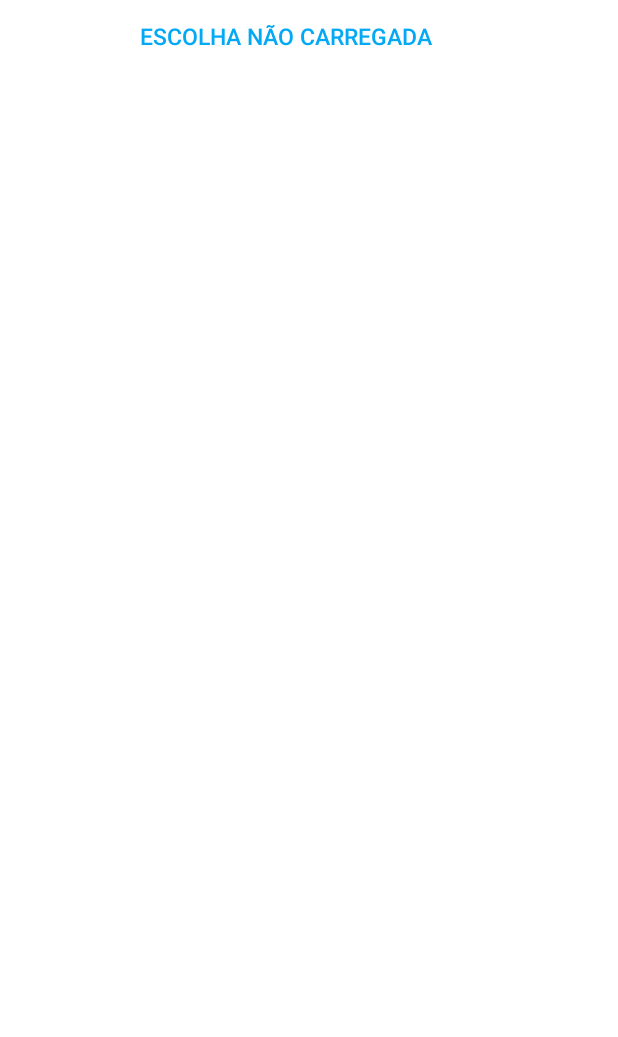
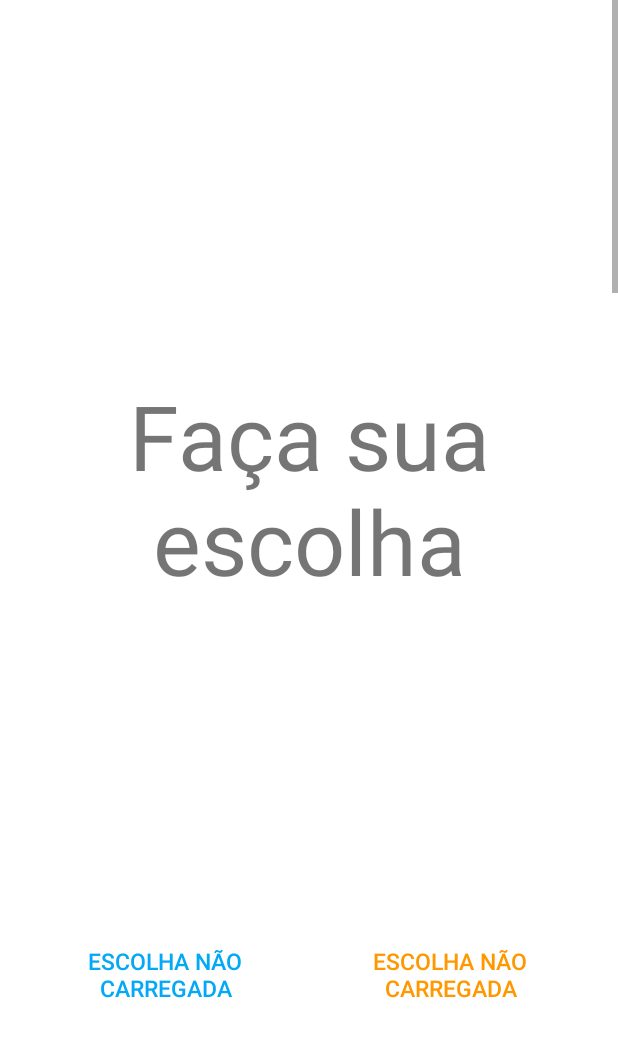
Before and after one commit to Lucas-Coloda/MGQ, an Android app: the layout activity_leitura.xml on its own in the app's theme, with its tools: preview values and no code run, on a phone screen of 412 x 824 dp. Shown: the top 1037 px of the screen. Run offline under Robolectric (Android 15) with nearby library versions, the phone set to English and light mode, and no system bars.

Commit message:
Adição de leitura dinâmica

```diff
--- a/app/src/main/res/layout/activity_leitura.xml
+++ b/app/src/main/res/layout/activity_leitura.xml
@@ -8,30 +8,49 @@
     tools:context=".LeituraActivity">
 
     <ScrollView
+        android:id="@+id/scroll"
         android:layout_width="match_parent"
-        android:layout_height="match_parent">
+        android:layout_height="620dp">
 
         <LinearLayout
             android:layout_width="match_parent"
-            android:layout_height="wrap_content"
+            android:layout_height="match_parent"
             android:orientation="vertical">
 
+            <TextView
+                android:id="@+id/makeChoice"
+                android:layout_width="match_parent"
+                android:layout_height="wrap_content"
+                android:layout_gravity="center"
+                android:paddingVertical="250dp"
+                android:text="@string/fa_a_sua_escolha"
+                android:textAlignment="center"
+                android:textSize="60sp" />
 
-            <ListView
-                android:id="@+id/historyViewList"
-                android:layout_width="match_parent"
-                android:layout_height="wrap_content" />
+            <ImageView
+                android:id="@+id/image1"
+                android:layout_width="400dp"
+                android:layout_height="660dp" />
+
+            <ImageView
+                android:id="@+id/image2"
+                android:layout_width="400dp"
+                android:layout_height="660dp" />
+
+        </LinearLayout>
+    </ScrollView>
 
     <LinearLayout
+        android:id="@+id/linear1"
         android:layout_width="match_parent"
         android:layout_height="wrap_content"
-                android:layout_marginHorizontal="50dp"
+        android:layout_marginHorizontal="20dp"
         android:orientation="horizontal">
 
         <com.google.android.material.button.MaterialButton
             android:id="@+id/btnEscolha1"
             style="@style/Widget.AppCompat.Button.Borderless"
-                    android:layout_width="280dp"
+            android:layout_width="180dp"
             android:layout_height="wrap_content"
             android:layout_gravity="center"
             android:onClick="renderNextChoice"
@@ -46,26 +65,25 @@
             app:strokeWidth="2dp" />
 
         <Space
-                    android:layout_width="20dp"
+            android:layout_width="10dp"
             android:layout_height="wrap_content" />
 
         <com.google.android.material.button.MaterialButton
             android:id="@+id/btnEscolha2"
             style="@style/Widget.AppCompat.Button.Borderless"
-                    android:layout_width="280dp"
+            android:layout_width="180dp"
             android:layout_height="wrap_content"
             android:layout_gravity="center"
             android:onClick="renderNextChoice"
             android:tag="2"
             android:text="@string/escolha_n_o_carregada"
-                    android:textColor="#4CAF50"
+            android:textColor="#FF9800"
             android:textSize="15sp"
             app:backgroundTint="#00FFFFFF"
             app:cornerRadius="8dp"
             app:rippleColor="#33AAAAAA"
-                    app:strokeColor="#4CAF50"
+            app:strokeColor="#FF9800"
             app:strokeWidth="2dp" />
     </LinearLayout>
+
 </LinearLayout>
-    </ScrollView>
-</LinearLayout>
--- a/app/src/main/res/values/strings.xml
+++ b/app/src/main/res/values/strings.xml
@@ -21,4 +21,5 @@
     <string name="salvar_altera_es">salvar alterações</string>
     <string name="salvar">salvar</string>
     <string name="escolha_n_o_carregada">escolha não carregada</string>
+    <string name="fa_a_sua_escolha">Faça sua escolha</string>
 </resources>
```
Also changed, not shown: app/src/main/java/com/example/mangaq/LeituraActivity.java (+47 -10 lines). Lines whose indentation alone changed are shown as unchanged.
